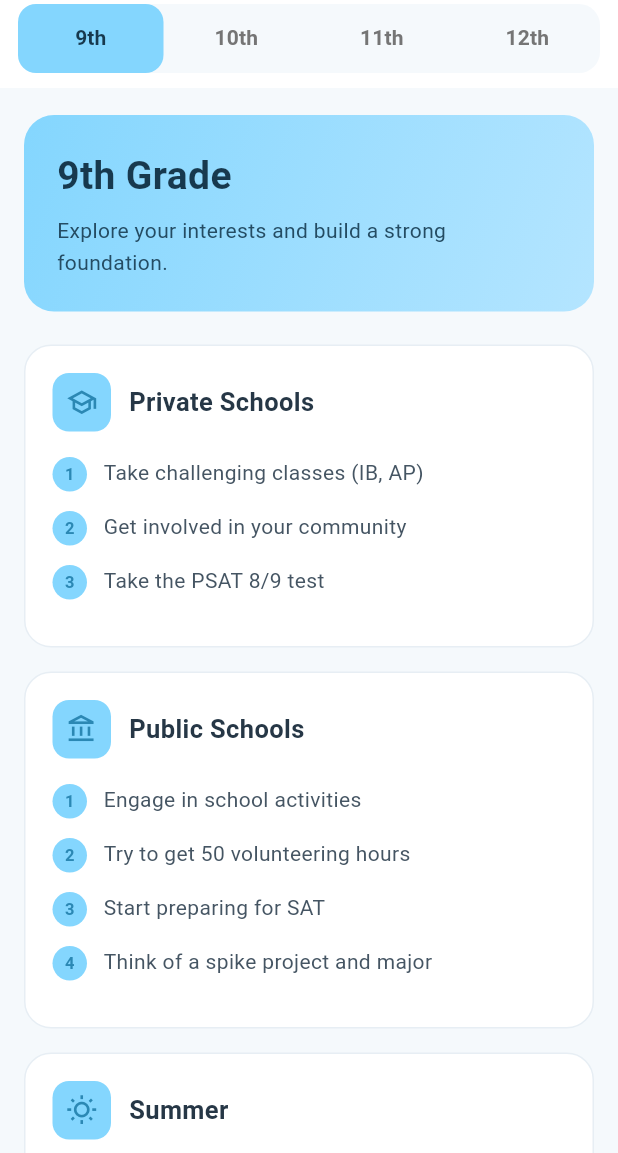
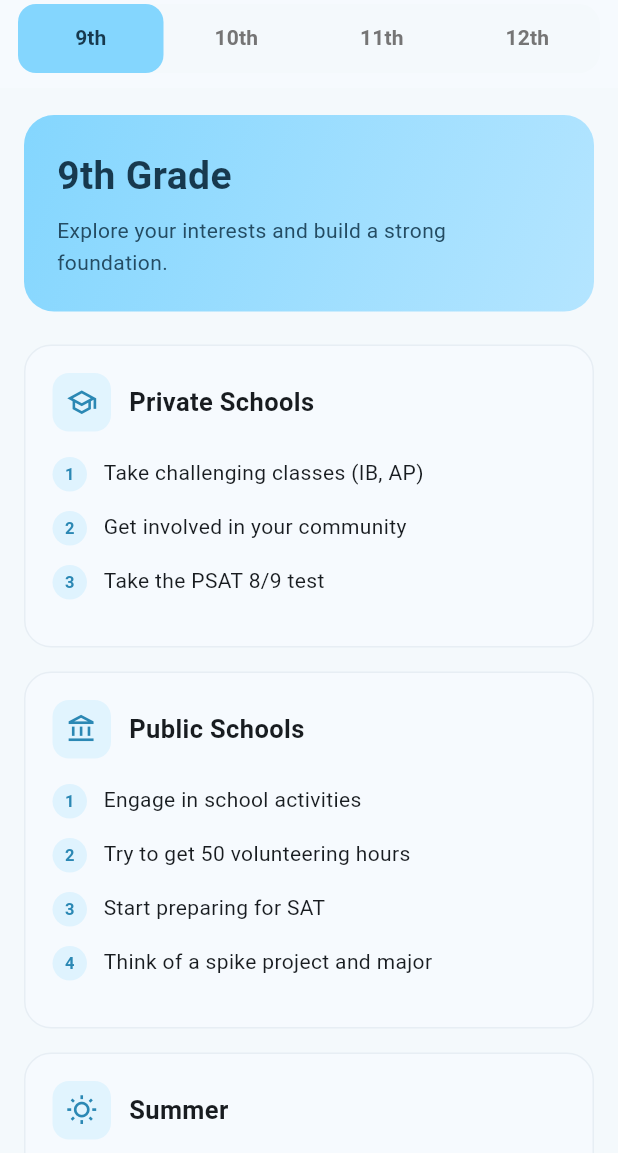
Before and after one commit to tasikokupatadze/OpportuNet, a Flutter app: the RoadmapScreen screen opened directly, on a phone screen of 412 x 824 dp, the part 83-1236 px from its top. Run offline on Flutter 3.47's test engine with Material 3 defaults, Android fonts, the phone set to English and light mode, and no system bars; our stand-ins replace cloud_firestore, firebase_auth, firebase_core, firebase_storage, flutter_markdown, google_sign_in and 3 more; accounts and stored records are empty.

Commit message:
roadmaps ui

```diff
--- a/lib/roadmaps.dart
+++ b/lib/roadmaps.dart
@@ -13,7 +13,6 @@ class _RoadmapScreenState extends State<RoadmapScreen>
 
   static const Color brand = Color(0xff84d6fe);
   static const Color brandDark = Color(0xff2b88b4);
-  static const Color background = Color(0xfff5f9fc);
 
   @override
   void initState() {
@@ -106,9 +105,7 @@ class _RoadmapScreenState extends State<RoadmapScreen>
       'grade': '12th Grade',
       'subtitle':
           'Complete your applications and make your university decision.',
-      'private': [
-        'Take challenging classes',
-      ],
+      'private': ['Take challenging classes'],
       'public': [
         'Decide if you will apply Early Decision or Early Action',
         'Stay ahead of your application deadlines',
@@ -137,12 +134,12 @@ class _RoadmapScreenState extends State<RoadmapScreen>
     required List<String> items,
   }) {
     return Container(
-      margin: const EdgeInsets.only(bottom: 16),
-      padding: const EdgeInsets.all(18),
+      margin: EdgeInsets.only(bottom: 16),
+      padding: EdgeInsets.all(18),
       decoration: BoxDecoration(
-        color: Colors.white,
+        color: Theme.of(context).colorScheme.surface,
         borderRadius: BorderRadius.circular(18),
-        border: Border.all(color: const Color(0xffe7eef4)),
+        border: Border.all(color: Color(0xffe7eef4)),
       ),
       child: Column(
         crossAxisAlignment: CrossAxisAlignment.start,
@@ -150,28 +147,29 @@ class _RoadmapScreenState extends State<RoadmapScreen>
           Row(
             children: [
               Container(
-                padding: const EdgeInsets.all(9),
+                padding: EdgeInsets.all(9),
                 decoration: BoxDecoration(
-                  color: brand..withValues(alpha: 0.18),
+                  color: brand.withValues(alpha: 0.18),
                   borderRadius: BorderRadius.circular(11),
                 ),
                 child: Icon(icon, color: brandDark, size: 21),
               ),
-              const SizedBox(width: 12),
-              Text(
+              SizedBox(width: 12),
+              Expanded(
+                  child: Text(
                 title,
-                style: const TextStyle(
+                style: TextStyle(
                   fontSize: 17,
                   fontWeight: FontWeight.bold,
-                  color: Color(0xff263746),
+                  color: Theme.of(context).colorScheme.onSurface,
                 ),
-              ),
+              )),
             ],
           ),
-          const SizedBox(height: 17),
+          SizedBox(height: 17),
           ...items.asMap().entries.map((entry) {
             return Padding(
-              padding: const EdgeInsets.only(bottom: 13),
+              padding: EdgeInsets.only(bottom: 13),
               child: Row(
                 crossAxisAlignment: CrossAxisAlignment.start,
                 children: [
@@ -180,26 +178,26 @@ class _RoadmapScreenState extends State<RoadmapScreen>
                     height: 23,
                     alignment: Alignment.center,
                     decoration: BoxDecoration(
-                      color: brand..withValues(alpha: 0.2),
+                      color: brand.withValues(alpha: 0.2),
                       shape: BoxShape.circle,
                     ),
                     child: Text(
                       '${entry.key + 1}',
-                      style: const TextStyle(
+                      style: TextStyle(
                         color: brandDark,
                         fontSize: 11,
                         fontWeight: FontWeight.bold,
                       ),
                     ),
                   ),
-                  const SizedBox(width: 11),
+                  SizedBox(width: 11),
                   Expanded(
                     child: Text(
                       entry.value,
-                      style: const TextStyle(
+                      style: TextStyle(
                         fontSize: 14,
                         height: 1.5,
-                        color: Color(0xff455563),
+                        color: Theme.of(context).colorScheme.onSurface,
                       ),
                     ),
                   ),
@@ -215,15 +213,15 @@ class _RoadmapScreenState extends State<RoadmapScreen>
   Widget _buildGradePage(Map<String, dynamic> roadmap) {
     return SingleChildScrollView(
       key: PageStorageKey(roadmap['grade']),
-      padding: const EdgeInsets.fromLTRB(16, 18, 16, 28),
+      padding: EdgeInsets.fromLTRB(16, 18, 16, 28),
       child: Column(
         crossAxisAlignment: CrossAxisAlignment.start,
         children: [
           Container(
             width: double.infinity,
-            padding: const EdgeInsets.all(22),
+            padding: EdgeInsets.all(22),
             decoration: BoxDecoration(
-              gradient: const LinearGradient(
+              gradient: LinearGradient(
                 colors: [brand, Color(0xffb4e5ff)],
                 begin: Alignment.topLeft,
                 end: Alignment.bottomRight,
@@ -235,16 +233,16 @@ class _RoadmapScreenState extends State<RoadmapScreen>
               children: [
                 Text(
                   roadmap['grade'],
-                  style: const TextStyle(
+                  style: TextStyle(
                     fontSize: 26,
                     fontWeight: FontWeight.bold,
                     color: Color(0xff17394e),
                   ),
                 ),
-                const SizedBox(height: 8),
+                SizedBox(height: 8),
                 Text(
                   roadmap['subtitle'],
-                  style: const TextStyle(
+                  style: TextStyle(
                     fontSize: 14,
                     height: 1.5,
                     color: Color(0xff244c63),
@@ -253,7 +251,7 @@ class _RoadmapScreenState extends State<RoadmapScreen>
               ],
             ),
           ),
-          const SizedBox(height: 22),
+          SizedBox(height: 22),
           _buildCategory(
             title: 'Private Schools',
             icon: Icons.school_outlined,
@@ -277,24 +275,21 @@ class _RoadmapScreenState extends State<RoadmapScreen>
   @override
   Widget build(BuildContext context) {
     return Scaffold(
-      backgroundColor: background,
+      backgroundColor: Theme.of(context).scaffoldBackgroundColor,
       appBar: AppBar(
-        backgroundColor: Colors.white,
+        backgroundColor: Theme.of(context).colorScheme.surface,
         elevation: 0,
         centerTitle: true,
-        title: Image.asset(
-          'assets/opportunet1.png',
-          height: 55,
-        ),
+        title: Image.asset('assets/opportunet1.png', height: 55),
         bottom: PreferredSize(
-          preferredSize: const Size.fromHeight(58),
+          preferredSize: Size.fromHeight(58),
           child: Container(
-            color: Colors.white,
-            padding: const EdgeInsets.fromLTRB(12, 0, 12, 10),
+            color: Theme.of(context).colorScheme.surface,
+            padding: EdgeInsets.fromLTRB(12, 0, 12, 10),
             child: Container(
               height: 46,
               decoration: BoxDecoration(
-                color: background,
+                color: Theme.of(context).scaffoldBackgroundColor,
                 borderRadius: BorderRadius.circular(14),
               ),
               child: TabBar(
@@ -305,13 +300,13 @@ class _RoadmapScreenState extends State<RoadmapScreen>
                   color: brand,
                   borderRadius: BorderRadius.circular(12),
                 ),
-                labelColor: const Color(0xff17394e),
+                labelColor: Color(0xff17394e),
                 unselectedLabelColor: Colors.grey.shade600,
-                labelStyle: const TextStyle(
+                labelStyle: TextStyle(
                   fontSize: 14,
                   fontWeight: FontWeight.bold,
                 ),
-                tabs: const [
+                tabs: [
                   Tab(text: '9th'),
                   Tab(text: '10th'),
                   Tab(text: '11th'),
```
